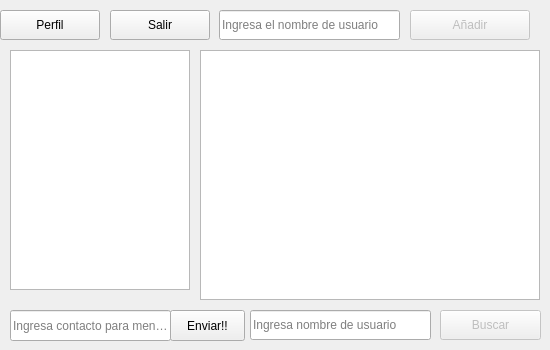
Old version of the form mainwindow.ui in the repository radavach/trabajoEchauri.
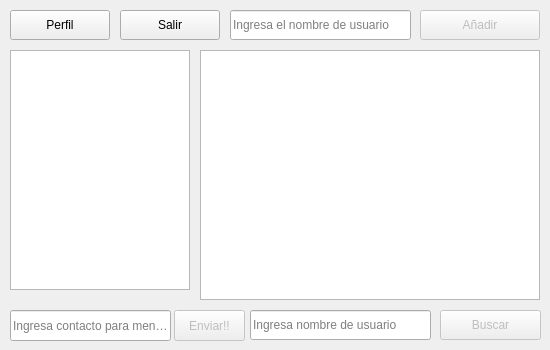
New version of the form.

What changed in the file:
```diff
--- a/mainwindow.ui
+++ b/mainwindow.ui
@@ -32,7 +32,7 @@
     </property>
     <property name="geometry">
      <rect>
-      <x>0</x>
+      <x>10</x>
       <y>10</y>
       <width>100</width>
       <height>30</height>
@@ -48,7 +48,7 @@
     </property>
     <property name="geometry">
      <rect>
-      <x>110</x>
+      <x>120</x>
       <y>10</y>
       <width>100</width>
       <height>30</height>
@@ -97,7 +97,7 @@
     </property>
     <property name="geometry">
      <rect>
-      <x>410</x>
+      <x>420</x>
       <y>10</y>
       <width>120</width>
       <height>30</height>
@@ -143,7 +143,7 @@
    <widget class="QLineEdit" name="AddLineEdit">
     <property name="geometry">
      <rect>
-      <x>219</x>
+      <x>230</x>
       <y>10</y>
       <width>181</width>
       <height>30</height>
@@ -170,11 +170,14 @@
     </property>
    </widget>
    <widget class="QPushButton" name="EnviarpushButton">
+    <property name="enabled">
+     <bool>false</bool>
+    </property>
     <property name="geometry">
      <rect>
-      <x>170</x>
+      <x>174</x>
       <y>310</y>
-      <width>75</width>
+      <width>71</width>
       <height>31</height>
      </rect>
     </property>
```
